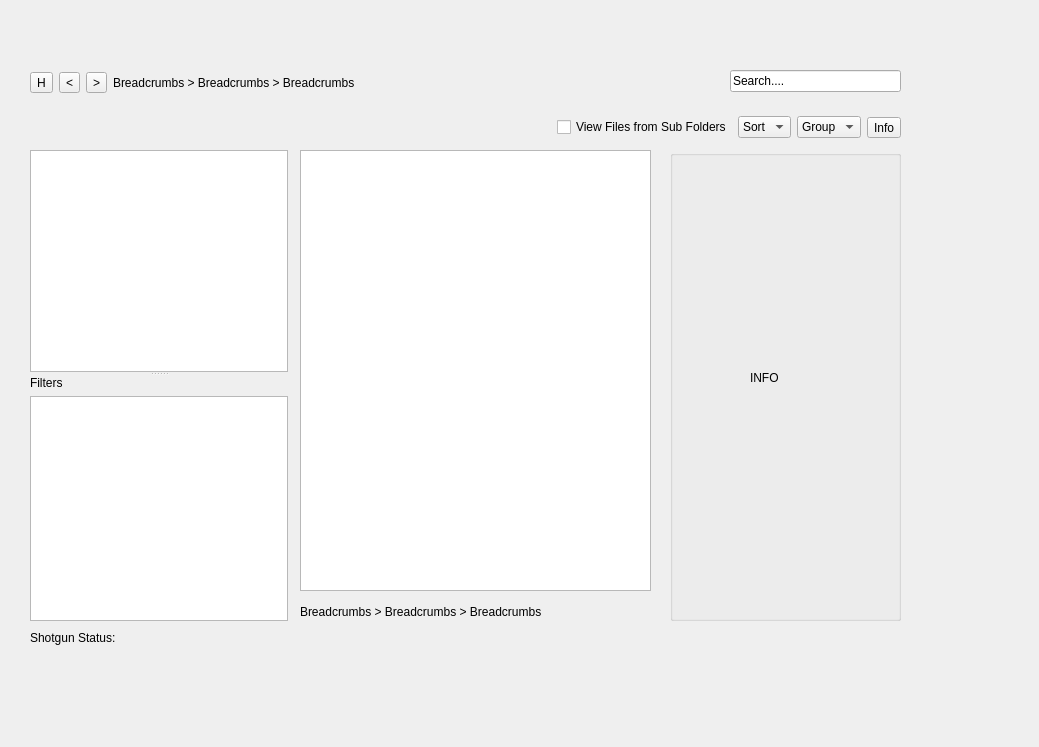
First picture: the form in resources/dialog.ui, repository shotgunsoftware/tk-multi-loader2, before the edit.
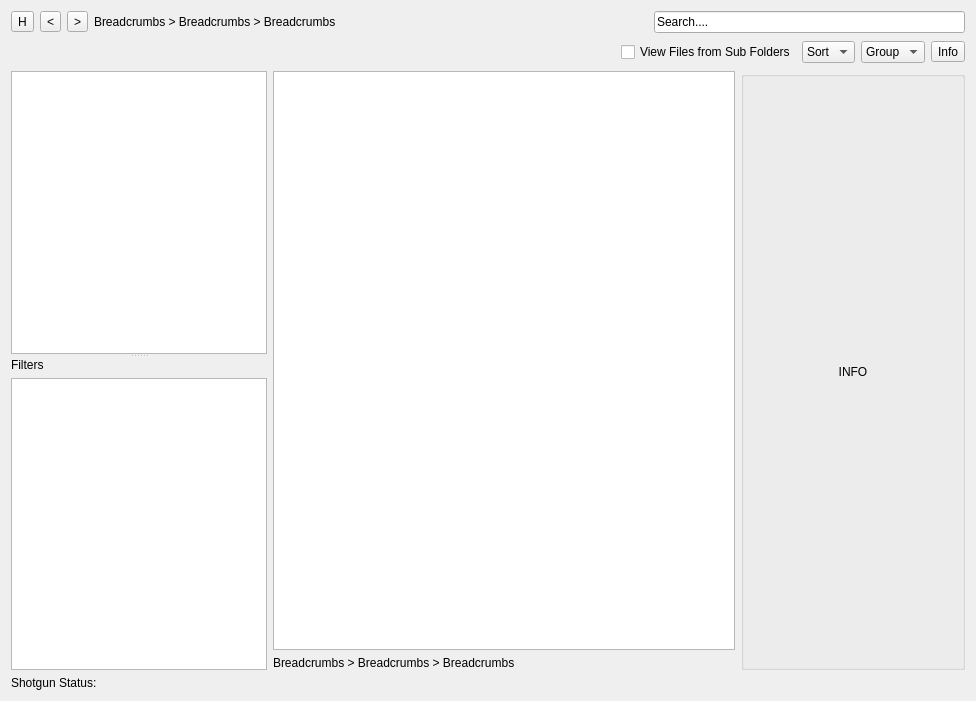
Second picture: the form after the edit.

Commit message: more scaffold ui. better serialization. wip.

What changed in the file:
```diff
--- a/resources/dialog.ui
+++ b/resources/dialog.ui
@@ -6,131 +6,15 @@
    <rect>
     <x>0</x>
     <y>0</y>
-    <width>1039</width>
-    <height>747</height>
+    <width>976</width>
+    <height>701</height>
    </rect>
   </property>
   <property name="windowTitle">
    <string>Load items into your scene</string>
   </property>
-  <widget class="QTableView" name="tableView">
-   <property name="geometry">
-    <rect>
-     <x>300</x>
-     <y>150</y>
-     <width>351</width>
-     <height>441</height>
-    </rect>
-   </property>
-  </widget>
-  <widget class="QSplitter" name="splitter">
-   <property name="geometry">
-    <rect>
-     <x>30</x>
-     <y>150</y>
-     <width>258</width>
-     <height>471</height>
-    </rect>
-   </property>
-   <property name="orientation">
-    <enum>Qt::Vertical</enum>
-   </property>
-   <widget class="QWidget" name="layoutWidget">
-    <layout class="QVBoxLayout" name="verticalLayout">
-     <item>
-      <widget class="QTreeView" name="entity_view"/>
-     </item>
-    </layout>
-   </widget>
-   <widget class="QWidget" name="layoutWidget">
-    <layout class="QVBoxLayout" name="verticalLayout_2">
-     <item>
-      <widget class="QLabel" name="label_4">
-       <property name="text">
-        <string>Filters</string>
-       </property>
-      </widget>
-     </item>
-     <item>
-      <widget class="QListView" name="listView"/>
-     </item>
-    </layout>
-   </widget>
-  </widget>
-  <widget class="QLabel" name="sg_status">
-   <property name="geometry">
-    <rect>
-     <x>30</x>
-     <y>630</y>
-     <width>341</width>
-     <height>16</height>
-    </rect>
-   </property>
-   <property name="text">
-    <string>Shotgun Status:</string>
-   </property>
-  </widget>
-  <widget class="QLineEdit" name="lineEdit">
-   <property name="geometry">
-    <rect>
-     <x>730</x>
-     <y>70</y>
-     <width>171</width>
-     <height>22</height>
-    </rect>
-   </property>
-   <property name="text">
-    <string>Search....</string>
-   </property>
-  </widget>
-  <widget class="QGroupBox" name="groupBox">
-   <property name="geometry">
-    <rect>
-     <x>670</x>
-     <y>150</y>
-     <width>231</width>
-     <height>471</height>
-    </rect>
-   </property>
-   <property name="title">
-    <string/>
-   </property>
-   <widget class="QLabel" name="label_2">
-    <property name="geometry">
-     <rect>
-      <x>80</x>
-      <y>220</y>
-      <width>62</width>
-      <height>16</height>
-     </rect>
-    </property>
-    <property name="text">
-     <string>INFO</string>
-    </property>
-   </widget>
-  </widget>
-  <widget class="QLabel" name="label_3">
-   <property name="geometry">
-    <rect>
-     <x>300</x>
-     <y>600</y>
-     <width>285</width>
-     <height>23</height>
-    </rect>
-   </property>
-   <property name="text">
-    <string>Breadcrumbs &gt; Breadcrumbs &gt; Breadcrumbs</string>
-   </property>
-  </widget>
-  <widget class="QWidget" name="">
-   <property name="geometry">
-    <rect>
-     <x>30</x>
-     <y>70</y>
-     <width>388</width>
-     <height>25</height>
-    </rect>
-   </property>
+  <layout class="QGridLayout" name="gridLayout">
+   <item row="0" column="0" colspan="3">
    <layout class="QHBoxLayout" name="horizontalLayout_3">
     <item>
      <widget class="QToolButton" name="toolButton_5">
@@ -160,17 +44,29 @@
       </property>
      </widget>
     </item>
-   </layout>
-  </widget>
-  <widget class="QWidget" name="">
-   <property name="geometry">
-    <rect>
-     <x>30</x>
-     <y>110</y>
-     <width>871</width>
-     <height>35</height>
-    </rect>
-   </property>
+     <item>
+      <spacer name="horizontalSpacer_2">
+       <property name="orientation">
+        <enum>Qt::Horizontal</enum>
+       </property>
+       <property name="sizeHint" stdset="0">
+        <size>
+         <width>40</width>
+         <height>20</height>
+        </size>
+       </property>
+      </spacer>
+     </item>
+     <item>
+      <widget class="QLineEdit" name="lineEdit">
+       <property name="text">
+        <string>Search....</string>
+       </property>
+      </widget>
+     </item>
+    </layout>
+   </item>
+   <item row="1" column="0" colspan="3">
    <layout class="QHBoxLayout" name="horizontalLayout">
     <item>
      <layout class="QHBoxLayout" name="entity_button_layout"/>
@@ -220,13 +116,96 @@
         <property name="text">
          <string>Info</string>
         </property>
+         <property name="checkable">
+          <bool>true</bool>
+         </property>
        </widget>
       </item>
      </layout>
     </item>
    </layout>
-  </widget>
-  <zorder>tableView</zorder>
+   </item>
+   <item row="2" column="1">
+    <layout class="QVBoxLayout" name="verticalLayout_3">
+     <item>
+      <widget class="QTableView" name="tableView"/>
+     </item>
+     <item>
+      <widget class="QLabel" name="label_3">
+       <property name="text">
+        <string>Breadcrumbs &gt; Breadcrumbs &gt; Breadcrumbs</string>
+       </property>
+      </widget>
+     </item>
+    </layout>
+   </item>
+   <item row="2" column="0">
+    <widget class="QSplitter" name="splitter">
+     <property name="orientation">
+      <enum>Qt::Vertical</enum>
+     </property>
+     <widget class="QWidget" name="layoutWidget">
+      <layout class="QVBoxLayout" name="verticalLayout">
+       <item>
+        <widget class="QTreeView" name="entity_view"/>
+       </item>
+      </layout>
+     </widget>
+     <widget class="QWidget" name="layoutWidget">
+      <layout class="QVBoxLayout" name="verticalLayout_2">
+       <item>
+        <widget class="QLabel" name="label_4">
+         <property name="text">
+          <string>Filters</string>
+         </property>
+        </widget>
+       </item>
+       <item>
+        <widget class="QListView" name="listView"/>
+       </item>
+      </layout>
+     </widget>
+    </widget>
+   </item>
+   <item row="3" column="0" colspan="2">
+    <widget class="QLabel" name="sg_status">
+     <property name="text">
+      <string>Shotgun Status:</string>
+     </property>
+    </widget>
+   </item>
+   <item row="2" column="2">
+    <widget class="QGroupBox" name="details">
+     <property name="title">
+      <string/>
+     </property>
+     <layout class="QVBoxLayout" name="verticalLayout_4">
+      <item>
+       <widget class="QLabel" name="label_2">
+        <property name="minimumSize">
+         <size>
+          <width>200</width>
+          <height>0</height>
+         </size>
+        </property>
+        <property name="maximumSize">
+         <size>
+          <width>200</width>
+          <height>16777215</height>
+         </size>
+        </property>
+        <property name="text">
+         <string>INFO</string>
+        </property>
+        <property name="alignment">
+         <set>Qt::AlignCenter</set>
+        </property>
+       </widget>
+      </item>
+     </layout>
+    </widget>
+   </item>
+  </layout>
   <zorder>splitter</zorder>
   <zorder>sg_status</zorder>
   <zorder>horizontalLayoutWidget</zorder>
```
Left out of the diff: 16 changed lines with no effect on the pictures. Lines whose indentation alone changed are shown as unchanged. The commit also changes 3 other files.
